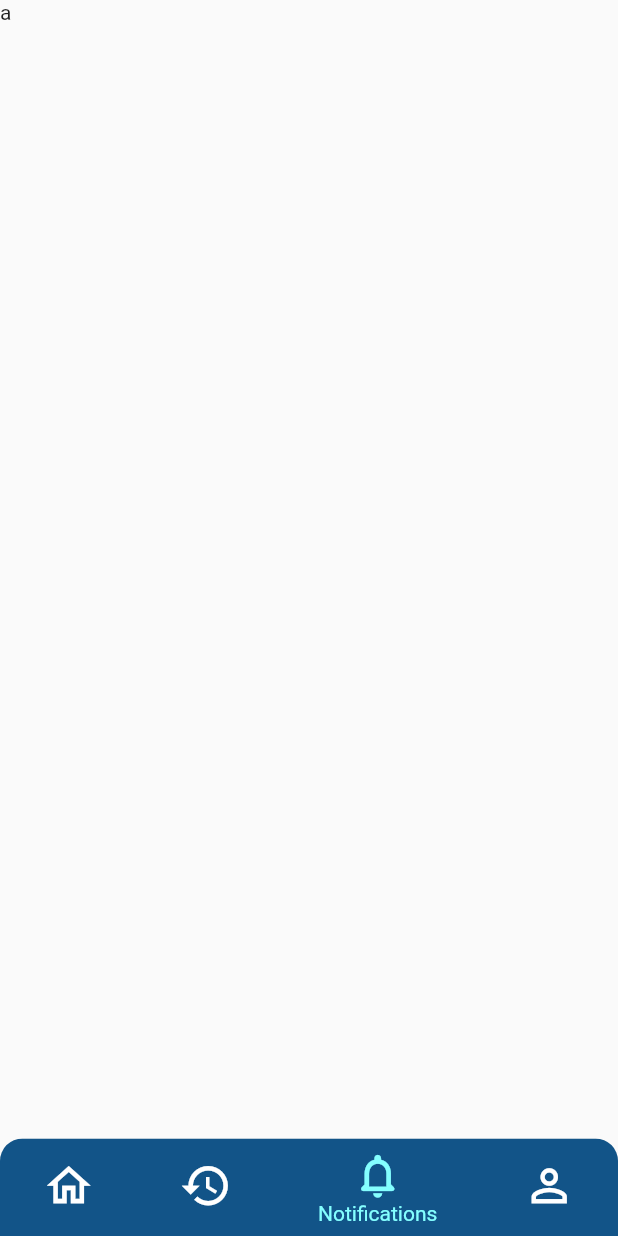
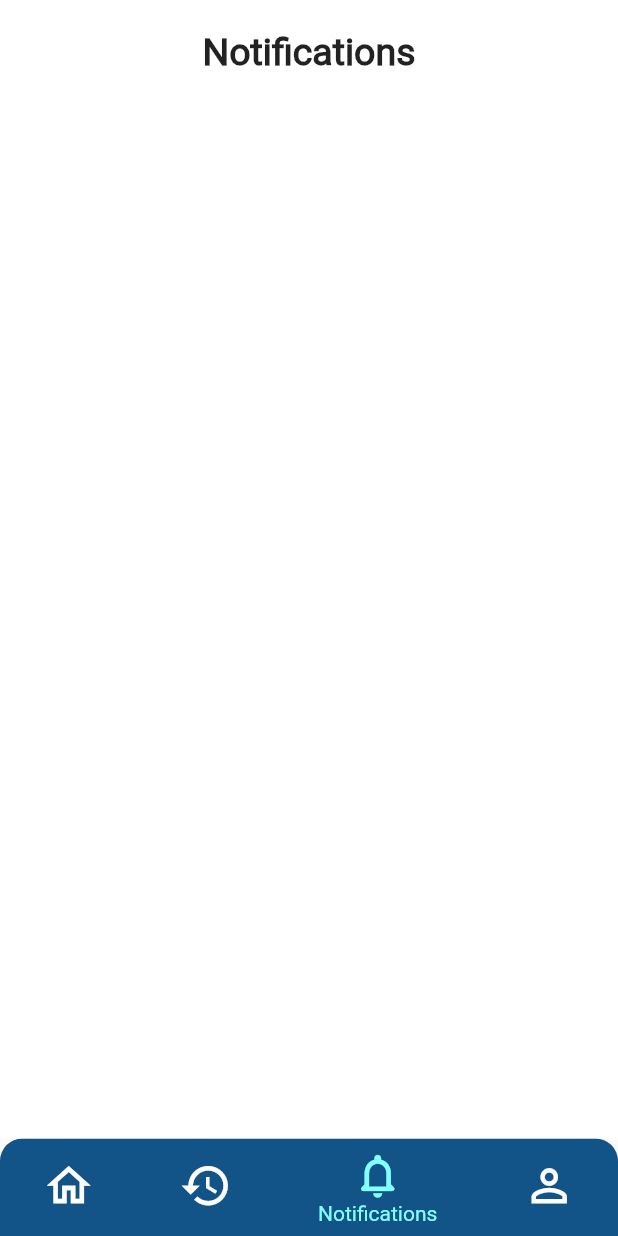
Before and after one commit to ProSiteGroup2/ProSite, a Flutter app: the screen it shows after launch, item 3 of the bottom bar chosen, on a phone screen of 412 x 824 dp. Run offline on Flutter 3.47's test engine with Material 2 defaults, Android fonts, the phone set to English and light mode, and no system bars; missing offline and left inert: dart:ffi.

Commit message:
notifications created

```diff
--- a/lib/components/navigation_bar.dart
+++ b/lib/components/navigation_bar.dart
@@ -2,6 +2,7 @@ import 'package:flutter/material.dart';
 import 'package:group2/pages/user_profile.dart';
 import 'package:group2/src/ui/customer_activities.dart';
 import 'package:group2/src/ui/home_screen.dart';
+import 'package:group2/pages/notifications.dart';
 
 class NavBar extends StatefulWidget {
   const NavBar({Key? key}) : super(key: key);
@@ -12,7 +13,7 @@ class NavBar extends StatefulWidget {
 
 class _NavBarState extends State<NavBar> {
   int currindex = 0;
-  final screens = [HomeScreen(), CActivity(), Text("a"), User_Profile()];
+  final screens = [HomeScreen(), CActivity(), Notifications(), User_Profile()];
   @override
   Widget build(BuildContext context) {
     return Scaffold(
--- a/lib/main.dart
+++ b/lib/main.dart
@@ -3,6 +3,7 @@ import 'package:flutter/material.dart';
 import 'package:group2/components/navigation_bar.dart';
 import 'package:group2/pages/starting.dart';
 import 'package:group2/src/ui/home_screen.dart';
+import 'package:group2/pages/notifications.dart';
 
 // import 'dart:ui';
 
@@ -23,6 +24,7 @@ class MyApp extends StatelessWidget {
           // '/home': (context) => HomeScreen(),    //give the home page class name
           '/start': (context) => Starting(), //give the start page class name
           '/navbar': (context) => NavBar(), //give the navbar page class name
+          '/notifications':(context)=>Notifications(),
           // .....
           // ...... give other pages class name like above
         });
--- /dev/null
+++ b/lib/pages/notifications.dart
@@ -0,0 +1,37 @@
+import 'package:flutter/material.dart';
+
+class Notifications extends StatefulWidget {
+  const Notifications({Key? key}) : super(key: key);
+
+  @override
+  State<Notifications> createState() => _NotificationsState();
+}
+
+class _NotificationsState extends State<Notifications> {
+  @override
+  Widget build(BuildContext context) {
+    return Scaffold(
+      backgroundColor: Colors.white,
+      body: SafeArea(
+        child: SingleChildScrollView(
+          child: Column(
+            crossAxisAlignment: CrossAxisAlignment.center,
+            children: [
+              Center(
+                  child: Padding(
+                    padding: const EdgeInsets.only(top:20.0),
+                    child: Text('Notifications',
+                      style: TextStyle(
+                        fontFamily: 'Roboto',
+                        fontWeight: FontWeight.bold,
+                        fontSize: 25.0
+                      ),
+                    ),
+                  ))
+            ],
+          ),
+        ),
+      ),
+    );
+  }
+}
```
